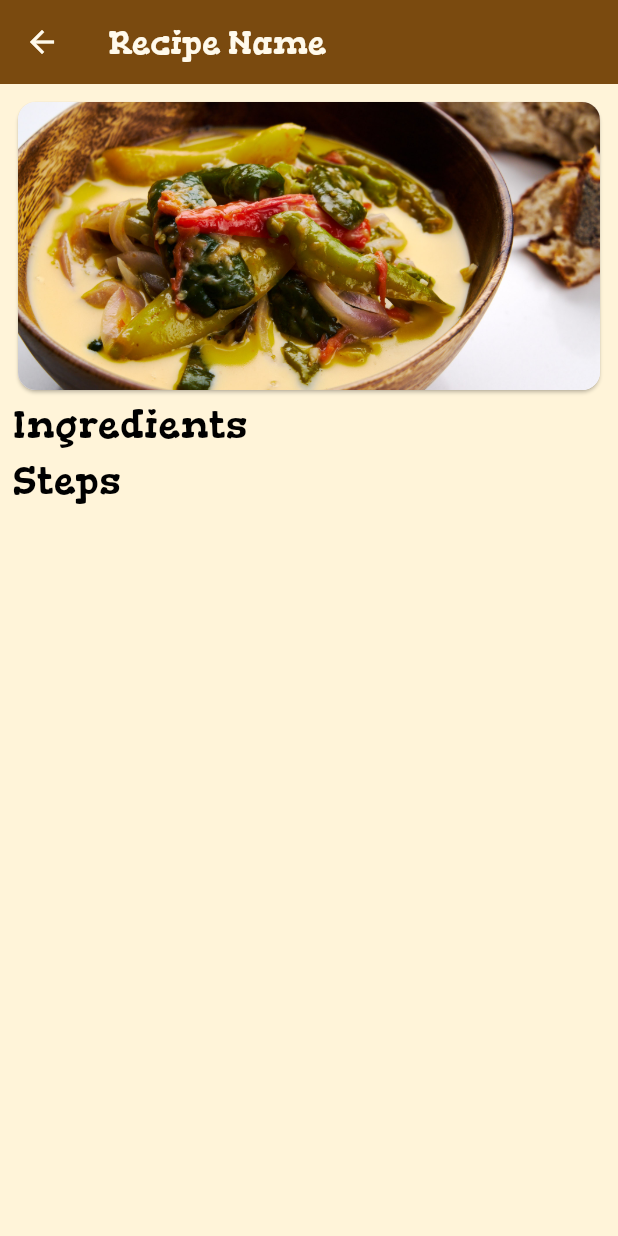
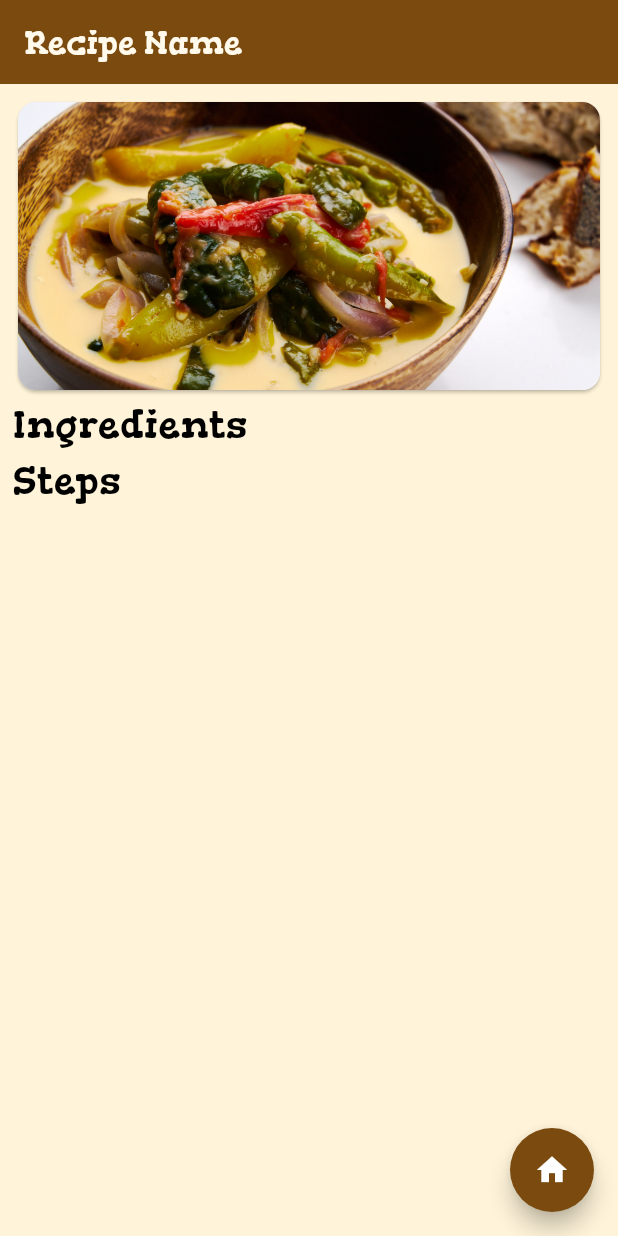
Before and after one commit to zvdv/App-Design-Workshop, a Flutter app: the Recipe screen opened directly, on a phone screen of 412 x 824 dp. Run offline on Flutter 3.47's test engine with Material 3 defaults, Android fonts, the phone set to English and light mode, and no system bars; our stand-ins replace hive_ce, hive_ce_flutter; accounts and stored records are empty.

Commit message:
Adds floating action button navigation.

```diff
--- a/collector/lib/pages/recipe.dart
+++ b/collector/lib/pages/recipe.dart
@@ -1,3 +1,4 @@
+import 'package:collector/pages/home.dart';
 import 'package:flutter/material.dart';
 
 class Recipe extends StatelessWidget {
@@ -16,6 +17,7 @@ class Recipe extends StatelessWidget {
         ),
         backgroundColor: Color(0xFF7A4A0F),
         foregroundColor: Color(0xFFFFFAEC),
+        automaticallyImplyLeading: false,
       ),
       body: ListView(
         padding: EdgeInsets.all(8),
@@ -51,6 +53,17 @@ class Recipe extends StatelessWidget {
           // List steps here
         ],
       ),
+      floatingActionButton: FloatingActionButton(
+        onPressed: () => {
+          Navigator.push(
+            context,
+            MaterialPageRoute<void>(builder: (context) => const HomePage())
+          )
+        },
+        backgroundColor: Color(0xFF7A4A0F),
+        shape: CircleBorder(),
+        child: const Icon(Icons.home, color: Colors.white),
+      ),
     );
   }
 }
```
Also changed, not shown: collector/lib/pages/add_recipe.dart (added, +35 -0 lines), collector/lib/pages/home.dart (+13 -0 lines).
